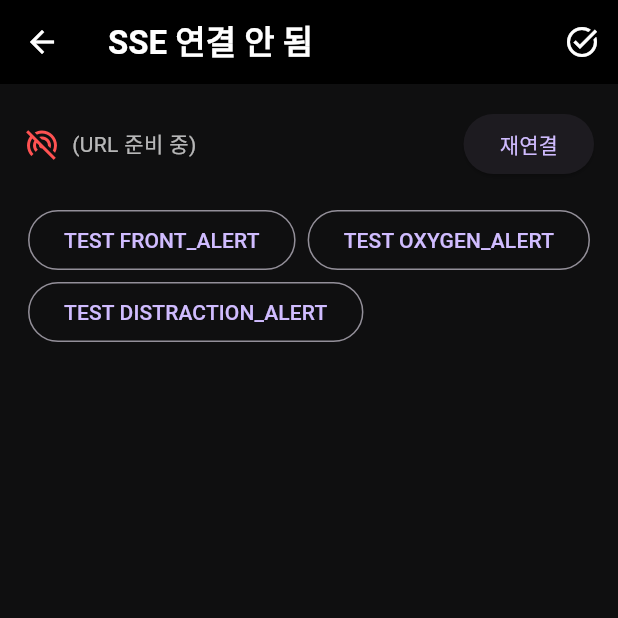
After one commit to liftYun/Moring, a Flutter app: the AlertsSsePage screen opened directly, after a tap on "TEST FRONT_ALERT", after a tap on the "task alt" icon, on a phone screen of 412 x 824 dp, the top half of it. The commit adds this screen. Run offline on Flutter 3.47's test engine with Material 3 defaults, Android fonts, the light colour scheme and no system bars; drawn by our look-alikes of overlay_support; our stand-ins replace camera, dio, firebase_core, firebase_messaging, flutter_local_notifications, flutter_riverpod and 3 more; missing offline and left inert: flutter_client_sse, kakao_flutter_sdk_common, kakao_flutter_sdk_user; accounts and stored records are empty; generated files the repository leaves out were written again; network calls fail.

Commit message:
sse연결 테스트

```diff
--- a/front/lib/screens/home_content.dart
+++ b/front/lib/screens/home_content.dart
@@ -8,6 +8,7 @@ import 'package:moring/widgets/consumables_section.dart';
 import 'package:moring/screens/information/driving_record.dart';
 import 'package:moring/screens/car/car_info.dart';
 import 'package:moring/screens/information/inspection_detail_page.dart';
+import 'package:moring/screens/navigation/alerts_sse_page.dart'; //이거는 난중에 네비로 갈거임
 
 import '../providers/current_car_provider.dart';
 
@@ -323,6 +324,17 @@ class _HomeContentState extends ConsumerState<HomeContent> {
                 );
               },
             ),
+          ElevatedButton.icon(
+            onPressed: () {
+              Navigator.push(
+                context,
+                MaterialPageRoute(builder: (_) => const AlertsSsePage()),
+              );
+            },
+            icon: const Icon(Icons.wifi_tethering),
+            label: const Text('SSE Alerts TEST'),
+            style: ElevatedButton.styleFrom(minimumSize: const Size(double.infinity, 48)),
+          ),
         ],
       ),
     );
--- /dev/null
+++ b/front/lib/screens/navigation/alerts_sse_page.dart
@@ -0,0 +1,270 @@
+// lib/screens/navigation/alerts_sse_page.dart
+import 'dart:async';
+import 'dart:convert';
+
+import 'package:flutter/material.dart';
+import 'package:flutter_riverpod/flutter_riverpod.dart';
+import 'package:flutter_client_sse/flutter_client_sse.dart';
+import 'package:flutter_client_sse/constants/sse_request_type_enum.dart';
+
+import 'package:moring/providers/api_client.dart';
+import 'package:moring/providers/current_car_provider.dart';
+import 'package:moring/providers/token_repository.dart';
+
+class AlertsSsePage extends ConsumerStatefulWidget {
+  const AlertsSsePage({Key? key}) : super(key: key);
+
+  @override
+  ConsumerState<AlertsSsePage> createState() => _AlertsSsePageState();
+}
+
+class _AlertsSsePageState extends ConsumerState<AlertsSsePage> {
+  StreamSubscription<SSEModel>? _sub;
+  Timer? _renewTimer;
+
+  bool _connected = false;
+  bool _connecting = false; // ✅ 추가
+
+  String? _vin;
+  String? _connectUrl;
+  Map<String, String> _headers = const {};
+
+  @override
+  void initState() {
+    super.initState();
+    // 화면 들어오면 연결 준비 → 연결
+    WidgetsBinding.instance.addPostFrameCallback((_) async {
+      await _prepareConnectionInfo();
+      _connect();
+      // 서버가 30분에 끊긴다 → 25분마다 재연결
+      _renewTimer = Timer.periodic(const Duration(minutes: 25), (_) => _reconnect());
+    });
+  }
+
+  Future<void> _prepareConnectionInfo() async {
+    final dio = ref.read(authDioProvider);
+    final car = ref.read(currentCarProvider);
+
+    _vin = car?.vin;
+    if (_vin == null) {
+      if (!mounted) return;
+      ScaffoldMessenger.of(context).showSnackBar(
+        const SnackBar(content: Text('VIN이 없어 SSE 연결을 시작할 수 없어요.')),
+      );
+      return;
+    }
+
+    final base = dio.options.baseUrl;
+    _connectUrl = '$base/api/v1/notifications/connect/$_vin';
+
+    final repo = ref.read(tokenRepositoryProvider);
+    final accessToken = await repo.getAccessToken();
+
+    _headers = {
+      if (accessToken != null) 'Authorization': 'Bearer $accessToken',
+      // SSE에 권장되는 헤더
+      'Accept': 'text/event-stream',
+      'Cache-Control': 'no-cache',
+      'Connection': 'keep-alive',
+      // 일부 서버/프록시가 gzip을 켜면 스트림이 즉시 닫히는 경우가 있어요
+      'Accept-Encoding': 'identity',
+    };
+
+    debugPrint('SSE URL: $_connectUrl');
+    debugPrint('SSE Headers: $_headers');
+  }
+
+  void _connect() {
+    if (_connectUrl == null) return;
+    _disconnect();
+
+    debugPrint('--SUBSCRIBING TO SSE---');
+    _sub = SSEClient.subscribeToSSE(
+      url: _connectUrl!,
+      header: _headers,
+      method: SSERequestType.GET,
+    ).listen((event) {
+      setState(() => _connected = true);
+      debugPrint('event: ${event.event} data: ${event.data}');
+      final dataStr = event.data ?? '';
+      if (dataStr.isEmpty) return;
+      try {
+        final Map<String, dynamic> payload = jsonDecode(dataStr);
+        _handleAlert('${payload['type']}');
+      } catch (_) {
+        _handleRaw(dataStr);
+      }
+    }, onError: (err) {
+      debugPrint('---ERROR--- $err');
+      setState(() => _connected = false);
+      Future.delayed(const Duration(seconds: 3), _reconnect);
+    }, onDone: () {
+      debugPrint('---DONE---');
+      setState(() => _connected = false);
+      Future.delayed(const Duration(seconds: 1), _reconnect);
+    });
+  }
+
+  void _reconnect() {
+    _disconnect();
+    // 토큰이 갱신되었을 수 있으니 헤더 갱신 후 재연결
+    _prepareConnectionInfo().then((_) => _connect());
+  }
+
+  void _disconnect() {
+    _sub?.cancel();
+    _sub = null;
+  }
+
+  // 문자열 이벤트 대비(백이 plain text로 보내는 경우)
+  void _handleRaw(String msg) {
+    if (msg.contains('FRONT_ALERT')) _handleAlert('FRONT_ALERT');
+    else if (msg.contains('OXYGEN_ALERT')) _handleAlert('OXYGEN_ALERT');
+    else if (msg.contains('DISTRACTION_ALERT')) _handleAlert('DISTRACTION_ALERT');
+  }
+
+  // ===== 알림 모달 =====
+  bool _dialogOpen = false;
+  Future<void> _handleAlert(String type) async {
+    if (!mounted || _dialogOpen) return;
+
+    String title = '알림';
+    String message = '';
+    IconData icon = Icons.notifications_active;
+
+    switch (type) {
+      case 'FRONT_ALERT':
+        title = '경고';
+        message = '전방을 주시하십시오.';
+        icon = Icons.warning_amber_rounded;
+        break;
+      case 'OXYGEN_ALERT':
+        title = '주의';
+        message = '졸음 조심!! 에어컨 가동';
+        icon = Icons.ac_unit;
+        break;
+      case 'DISTRACTION_ALERT':
+        title = '주의';
+        message = '졸음 조심!!';
+        icon = Icons.visibility_off;
+        break;
+      default:
+        return; // 모르는 타입은 무시
+    }
+
+    _dialogOpen = true;
+    await showDialog(
+      context: context,
+      barrierDismissible: true,
+      builder: (_) => AlertDialog(
+        backgroundColor: const Color(0xFF232326),
+        shape: RoundedRectangleBorder(borderRadius: BorderRadius.circular(14)),
+        title: Row(
+          children: [
+            Icon(icon, color: Colors.lightBlueAccent),
+            const SizedBox(width: 8),
+            Text(title, style: const TextStyle(color: Colors.white)),
+          ],
+        ),
+        content: Text(message, style: const TextStyle(color: Colors.white70)),
+        actions: [
+          TextButton(onPressed: () => Navigator.of(context).pop(), child: const Text('확인')),
+        ],
+      ),
+    );
+    _dialogOpen = false;
+  }
+
+  @override
+  void dispose() {
+    _renewTimer?.cancel();
+    _disconnect();
+
+    // 페이지를 나갈 때 서버 연결 해제까지 하고 싶으면 주석 해제
+    // final vin = _vin;
+    // if (vin != null) {
+    //   final dio = ref.read(authDioProvider);
+    //   dio.delete('/api/v1/notifications/disconnect/$vin').ignore();
+    // }
+
+    super.dispose();
+  }
+
+  @override
+  Widget build(BuildContext context) {
+    final dio = ref.watch(authDioProvider);
+
+    return Scaffold(
+      appBar: AppBar(
+        title: Text(_connected ? 'SSE 연결됨' : 'SSE 연결 안 됨'),
+        backgroundColor: Colors.black,
+        actions: [
+          IconButton(
+            tooltip: '연결 상태 확인',
+            icon: const Icon(Icons.task_alt),
+            onPressed: () async {
+              final vin = _vin ?? ref.read(currentCarProvider)?.vin;
+              if (vin == null) return;
+              try {
+                final r = await dio.get('/api/v1/notifications/status/$vin');
+                final ok = r.data is Map && (r.data['result'] == true);
+                if (!mounted) return;
+                ScaffoldMessenger.of(context)
+                    .showSnackBar(SnackBar(content: Text('status: ${ok ? "connected" : "disconnected"}')));
+              } catch (e) {
+                if (!mounted) return;
+                ScaffoldMessenger.of(context)
+                    .showSnackBar(SnackBar(content: Text('status error: $e')));
+              }
+            },
+          ),
+        ],
+      ),
+      backgroundColor: const Color(0xFF0F0F10),
+      body: Padding(
+        padding: const EdgeInsets.all(16),
+        child: Column(
+          children: [
+            Row(
+              children: [
+                Icon(
+                  _connected ? Icons.wifi_tethering : Icons.wifi_tethering_off,
+                  color: _connected ? Colors.lightGreenAccent : Colors.redAccent,
+                ),
+                const SizedBox(width: 8),
+                Expanded(
+                  child: Text(
+                    _connectUrl ?? '(URL 준비 중)',
+                    style: const TextStyle(color: Colors.white70),
+                    overflow: TextOverflow.ellipsis,
+                  ),
+                ),
+                const SizedBox(width: 8),
+                ElevatedButton(onPressed: _reconnect, child: const Text('재연결')),
+              ],
+            ),
+            const SizedBox(height: 16),
+            // 백 없이도 모달 동작 확인용 테스트 버튼
+            Wrap(
+              spacing: 8,
+              children: [
+                OutlinedButton(
+                  onPressed: () => _handleAlert('FRONT_ALERT'),
+                  child: const Text('TEST FRONT_ALERT'),
+                ),
+                OutlinedButton(
+                  onPressed: () => _handleAlert('OXYGEN_ALERT'),
+                  child: const Text('TEST OXYGEN_ALERT'),
+                ),
+                OutlinedButton(
+                  onPressed: () => _handleAlert('DISTRACTION_ALERT'),
+                  child: const Text('TEST DISTRACTION_ALERT'),
+                ),
+              ],
+            ),
+          ],
+        ),
+      ),
+    );
+  }
+}
--- a/front/pubspec.yaml
+++ b/front/pubspec.yaml
@@ -66,6 +66,7 @@ dev_dependencies:
   flutter_lints: ^5.0.0
   build_runner: ^2.4.0
   riverpod_generator: ^2.0.3
+  flutter_client_sse: ^2.0.3 # 최신 버전으로 확인하고 사용하세요.
 
 # For information on the generic Dart part of this file, see the
 # following page: https://dart.dev/tools/pub/pubspec
```
Also changed, not shown: front/pubspec.lock.
